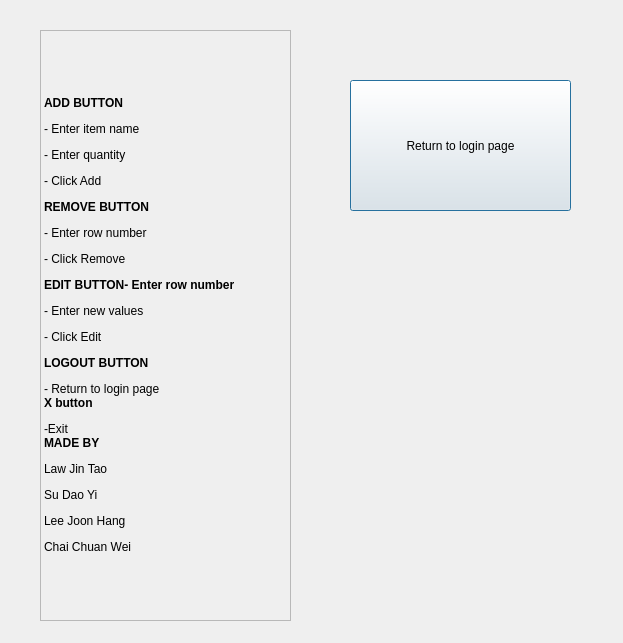
This is tutorial.ui in lejh-02/assignment as Qt 5 draws it before an edit. The edited form follows.
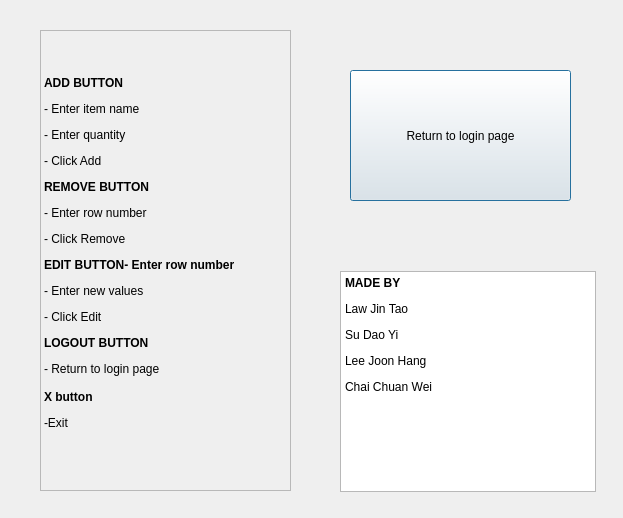
This is the edited form.

Diff of the .ui file:
```diff
--- a/tutorial.ui
+++ b/tutorial.ui
@@ -7,7 +7,7 @@
     <x>0</x>
     <y>0</y>
     <width>623</width>
-    <height>643</height>
+    <height>518</height>
    </rect>
   </property>
   <property name="windowTitle">
@@ -19,7 +19,7 @@
      <x>40</x>
      <y>30</y>
      <width>251</width>
-     <height>591</height>
+     <height>461</height>
     </rect>
    </property>
    <property name="layoutDirection">
@@ -32,14 +32,14 @@
     <enum>QFrame::Shape::StyledPanel</enum>
    </property>
    <property name="text">
-    <string>&lt;html&gt;&lt;head/&gt;&lt;body&gt;&lt;p&gt;&lt;span style=&quot; font-weight:700;&quot;&gt;ADD BUTTON&lt;/span&gt;&lt;/p&gt;&lt;p&gt;- Enter item name&lt;/p&gt;&lt;p&gt;- Enter quantity&lt;/p&gt;&lt;p&gt;- Click Add&lt;/p&gt;&lt;p&gt;&lt;span style=&quot; font-weight:700;&quot;&gt;REMOVE BUTTON&lt;/span&gt;&lt;/p&gt;&lt;p&gt;- Enter row number&lt;/p&gt;&lt;p&gt;- Click Remove&lt;/p&gt;&lt;p&gt;&lt;span style=&quot; font-weight:700;&quot;&gt;EDIT BUTTON- Enter row number&lt;/span&gt;&lt;/p&gt;&lt;p&gt;- Enter new values&lt;/p&gt;&lt;p&gt;- Click Edit&lt;/p&gt;&lt;p&gt;&lt;span style=&quot; font-weight:700;&quot;&gt;LOGOUT BUTTON&lt;/span&gt;&lt;/p&gt;&lt;p&gt;- Return to login page&lt;br/&gt;&lt;span style=&quot; font-weight:700;&quot;&gt; X button &lt;/span&gt;&lt;/p&gt;&lt;p&gt;-Exit &lt;br/&gt;&lt;span style=&quot; font-weight:700;&quot;&gt;MADE BY&lt;/span&gt;&lt;/p&gt;&lt;p&gt;Law Jin Tao&lt;/p&gt;&lt;p&gt;Su Dao Yi&lt;/p&gt;&lt;p&gt;Lee Joon Hang&lt;/p&gt;&lt;p&gt;Chai Chuan Wei&lt;/p&gt;&lt;/body&gt;&lt;/html&gt;</string>
+    <string>&lt;html&gt;&lt;head/&gt;&lt;body&gt;&lt;p&gt;&lt;span style=&quot; font-weight:700;&quot;&gt;ADD BUTTON&lt;/span&gt;&lt;/p&gt;&lt;p&gt;- Enter item name&lt;/p&gt;&lt;p&gt;- Enter quantity&lt;/p&gt;&lt;p&gt;- Click Add&lt;/p&gt;&lt;p&gt;&lt;span style=&quot; font-weight:700;&quot;&gt;REMOVE BUTTON&lt;/span&gt;&lt;/p&gt;&lt;p&gt;- Enter row number&lt;/p&gt;&lt;p&gt;- Click Remove&lt;/p&gt;&lt;p&gt;&lt;span style=&quot; font-weight:700;&quot;&gt;EDIT BUTTON- Enter row number&lt;/span&gt;&lt;/p&gt;&lt;p&gt;- Enter new values&lt;/p&gt;&lt;p&gt;- Click Edit&lt;/p&gt;&lt;p&gt;&lt;span style=&quot; font-weight:700;&quot;&gt;LOGOUT BUTTON&lt;/span&gt;&lt;/p&gt;&lt;p&gt;- Return to login page&lt;br/&gt;&lt;br/&gt;&lt;span style=&quot; font-weight:700;&quot;&gt;X button &lt;/span&gt;&lt;/p&gt;&lt;p&gt;-Exit &lt;br/&gt;&lt;/p&gt;&lt;/body&gt;&lt;/html&gt;</string>
    </property>
   </widget>
   <widget class="QPushButton" name="backButton">
    <property name="geometry">
     <rect>
      <x>350</x>
-     <y>80</y>
+     <y>70</y>
      <width>221</width>
      <height>131</height>
     </rect>
@@ -48,6 +48,30 @@
     <string>Return to login page</string>
    </property>
   </widget>
+  <widget class="QTextBrowser" name="textBrowser">
+   <property name="geometry">
+    <rect>
+     <x>340</x>
+     <y>271</y>
+     <width>256</width>
+     <height>221</height>
+    </rect>
+   </property>
+   <property name="html">
+    <string>&lt;!DOCTYPE HTML PUBLIC &quot;-//W3C//DTD HTML 4.0//EN&quot; &quot;http://www.w3.org/TR/REC-html40/strict.dtd&quot;&gt;
+&lt;html&gt;&lt;head&gt;&lt;meta name=&quot;qrichtext&quot; content=&quot;1&quot; /&gt;&lt;meta charset=&quot;utf-8&quot; /&gt;&lt;style type=&quot;text/css&quot;&gt;
+p, li { white-space: pre-wrap; }
+hr { height: 1px; border-width: 0; }
+li.unchecked::marker { content: &quot;\2610&quot;; }
+li.checked::marker { content: &quot;\2612&quot;; }
+&lt;/style&gt;&lt;/head&gt;&lt;body style=&quot; font-family:'Segoe UI'; font-size:9pt; font-weight:400; font-style:normal;&quot;&gt;
+&lt;p style=&quot; margin-top:0px; margin-bottom:0px; margin-left:0px; margin-right:0px; -qt-block-indent:0; text-indent:0px;&quot;&gt;&lt;span style=&quot; font-weight:700;&quot;&gt;MADE BY&lt;/span&gt;&lt;/p&gt;
+&lt;p style=&quot; margin-top:12px; margin-bottom:12px; margin-left:0px; margin-right:0px; -qt-block-indent:0; text-indent:0px;&quot;&gt;Law Jin Tao&lt;/p&gt;
+&lt;p style=&quot; margin-top:12px; margin-bottom:12px; margin-left:0px; margin-right:0px; -qt-block-indent:0; text-indent:0px;&quot;&gt;Su Dao Yi&lt;/p&gt;
+&lt;p style=&quot; margin-top:12px; margin-bottom:12px; margin-left:0px; margin-right:0px; -qt-block-indent:0; text-indent:0px;&quot;&gt;Lee Joon Hang&lt;/p&gt;
+&lt;p style=&quot; margin-top:12px; margin-bottom:12px; margin-left:0px; margin-right:0px; -qt-block-indent:0; text-indent:0px;&quot;&gt;Chai Chuan Wei&lt;/p&gt;&lt;/body&gt;&lt;/html&gt;</string>
+   </property>
+  </widget>
  </widget>
  <resources/>
  <connections/>
```
